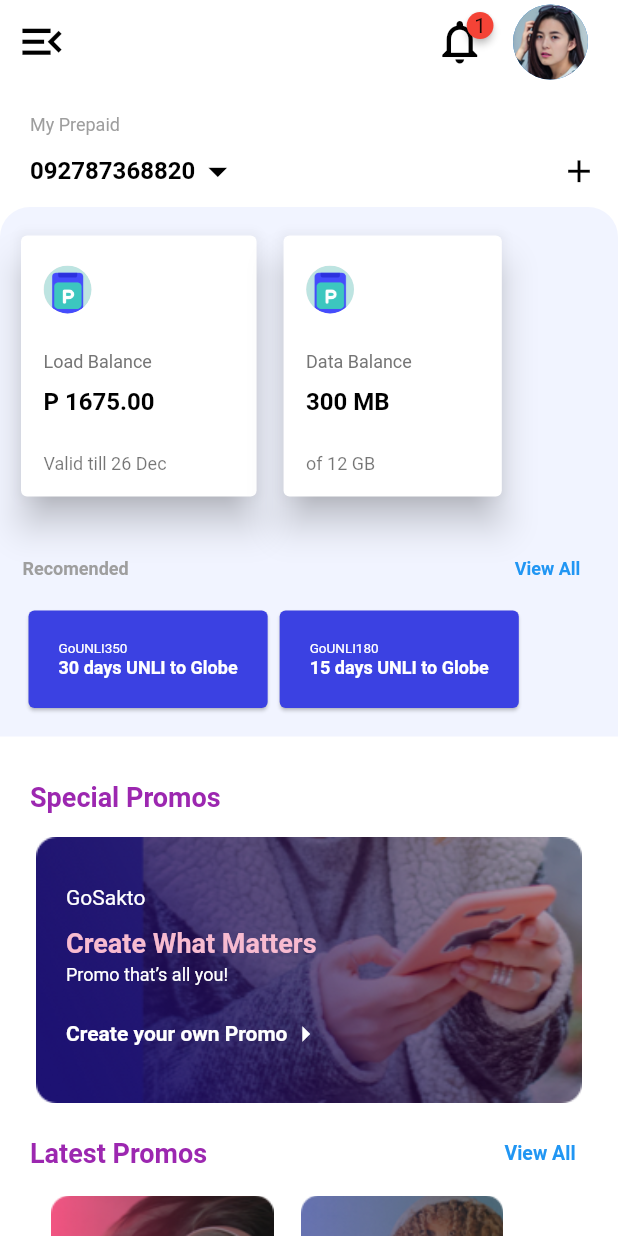
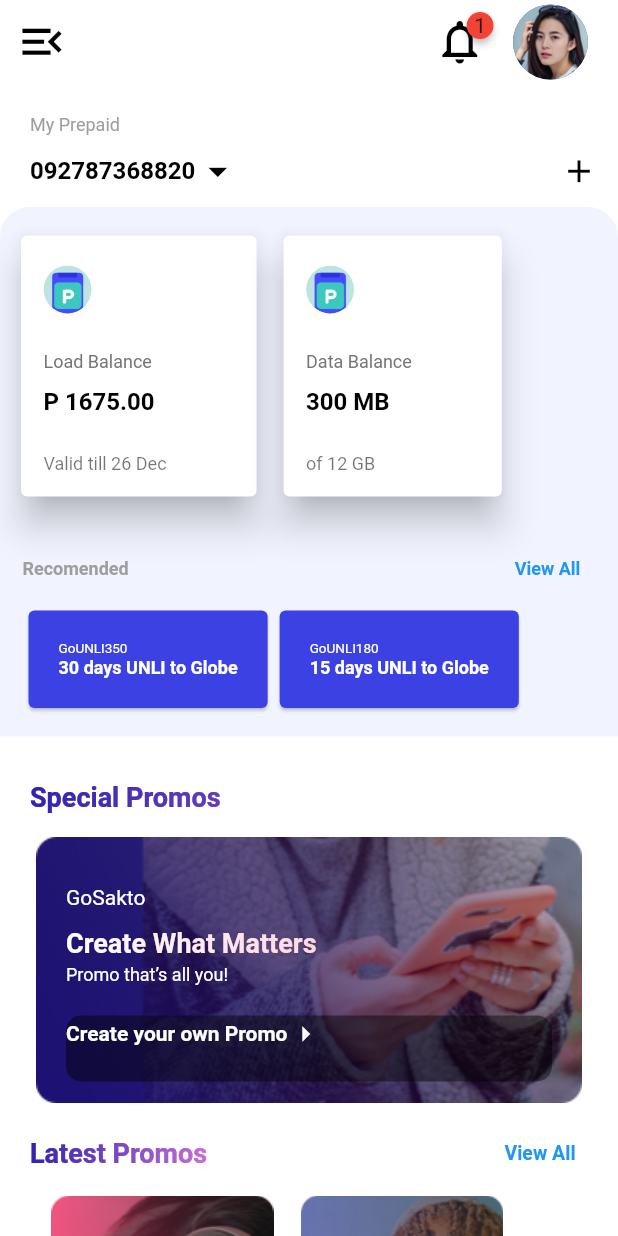
Before and after one commit to Basava44/flutter_app, a Flutter app: the screen it shows after launch, after a tap on the "notifications none" icon, on a phone screen of 412 x 824 dp. Run offline on Flutter 3.47's test engine with Material 2 defaults, Android fonts, the phone set to English and light mode, and no system bars; drawn by our look-alikes of badges.

Commit message:
Linear Gradient colors

```diff
--- a/lib/main.dart
+++ b/lib/main.dart
@@ -74,7 +74,7 @@ class _MyAppState extends State<MyApp> {
               GlobalRewards(),
               Brands(),
               Button(),
-              _some(),
+
             ],
           ),
         ),
@@ -82,21 +82,3 @@ class _MyAppState extends State<MyApp> {
     );
   }
 }
-
-Widget _some() {
-  return ShaderMask(
-    shaderCallback: (bounds) =>
-      LinearGradient(
-        colors: [
-          Colors.red,
-          Colors.yellow,
-          Colors.pink,
-        ],
-        tileMode: TileMode.mirror,
-        ).createShader(bounds),
-        child: Text('Karibasaveshwara',
-        style: TextStyle(fontSize: 30,
-        color: Colors.white),
-        ),
-    );
-}
--- a/lib/widgets/GlobalRewards.dart
+++ b/lib/widgets/GlobalRewards.dart
@@ -15,7 +15,7 @@ class GlobalRewards extends StatelessWidget {
                 Color(0xff3023ae),
                 Color(0xffc86dd7),
               ],
-              tileMode: TileMode.mirror,
+              tileMode: TileMode.clamp,
             ).createShader(bounds),
             child: Text(
               'Global Rewards',
@@ -35,7 +35,8 @@ class GlobalRewards extends StatelessWidget {
                     colors:[
                       Color(0xfff9ae34),
                       Color(0xffff8720),
-                    ]
+                    ],
+                    tileMode: TileMode.clamp,
                   ),
                   borderRadius: BorderRadius.all(Radius.circular(10)),
                 ),
--- a/lib/widgets/LatestPromos.dart
+++ b/lib/widgets/LatestPromos.dart
@@ -20,12 +20,22 @@ class LatestPromos extends StatelessWidget {
           Row(
             mainAxisAlignment: MainAxisAlignment.spaceBetween,
             children: [
-              Text(
-                'Latest Promos',
-                style: TextStyle(
-                  color: Colors.purple,
-                  fontSize: 18,
-                  fontWeight: FontWeight.w600,
+              ShaderMask(
+                shaderCallback: (bounds) =>
+                LinearGradient(
+                  colors: [
+                    Color(0xFF3023AE),
+                    Color(0xFFC86DD7),
+                  ],
+                  tileMode: TileMode.clamp,
+                ).createShader(bounds),
+                child: Text(
+                  'Latest Promos',
+                  style: TextStyle(
+                    color: Colors.white,
+                    fontSize: 18,
+                    fontWeight: FontWeight.w600,
+                  ),
                 ),
               ),
               TextButton(
--- a/lib/widgets/RoamingPalns.dart
+++ b/lib/widgets/RoamingPalns.dart
@@ -12,11 +12,10 @@ class RoamingPlans extends StatelessWidget {
             shaderCallback: (bounds) =>
             LinearGradient(
               colors: [
-                Color(0xff3023ae),
-                Color(0xffc86dd7),
-                Colors.red,
+                Color(0xFF3023AE),
+                Color(0xFFC86DD7),
               ],
-              tileMode: TileMode.mirror,
+              tileMode: TileMode.clamp,
             ).createShader(bounds),
             child: Text(
               'Roaming Plans',
@@ -58,7 +57,7 @@ class RoamingPlans extends StatelessWidget {
                       Color(0xffc8b9ff),
                       Color(0xffffffff),
                     ],
-                    tileMode: TileMode.repeated,
+                    tileMode: TileMode.clamp,
                   ).createShader(bounds),
                   child: Text(
                     'Planing for a foreign trip?',
--- a/lib/widgets/SpecialPromos.dart
+++ b/lib/widgets/SpecialPromos.dart
@@ -8,12 +8,22 @@ class SpecialPromos extends StatelessWidget {
       child: Column(
         crossAxisAlignment: CrossAxisAlignment.stretch,
         children: <Widget>[
-          Text(
+          ShaderMask(
+            shaderCallback: (bounds) =>
+            LinearGradient(
+              colors: [
+                Color(0xFF3023AE),
+                Color(0xFFC86DD7),
+              ],
+              tileMode: TileMode.clamp,
+            ).createShader(bounds),
+            child: Text(
               'Special Promos',
               style: TextStyle(
                 fontSize: 18,
                 fontWeight: FontWeight.bold,
-              color: Colors.purple,
+                color: Colors.white,
+              ),
               ),
           ),
             SizedBox(height: 12,),
@@ -40,12 +50,22 @@ class SpecialPromos extends StatelessWidget {
                   ),
                   ),
                   SizedBox(height: 12,),
-                Text(
+                ShaderMask(
+                  shaderCallback: (bounds) =>
+                  LinearGradient(
+                    colors: [
+                      Color(0xFFFFFFFF),
+                      Color(0xFFFFB2C6),
+                    ],
+                    tileMode: TileMode.clamp,
+                  ).createShader(bounds),
+                  child: Text(
                     'Create What Matters',
                     style: TextStyle(
-                    color: Colors.pink.shade100,
+                      color: Colors.white,
                       fontSize: 18,
                       fontWeight: FontWeight.bold,
+                    ),
                     ),
                 ),
                   SizedBox(height: 4,),
@@ -59,10 +79,10 @@ class SpecialPromos extends StatelessWidget {
                   SizedBox(height: 20,),
                 Container(
                   padding: EdgeInsets.fromLTRB(0, 0, 0, 20),
-                  // decoration: BoxDecoration(
-                  //   color: Colors.black45,
-                  //   borderRadius: BorderRadius.circular(10),
-                  // ),
+                  decoration: BoxDecoration(
+                    color: Colors.black45,
+                    borderRadius: BorderRadius.circular(10),
+                  ),
                   child: Row(
                   children: [
                     Text(
```
Lines whose indentation alone changed are shown as unchanged.
